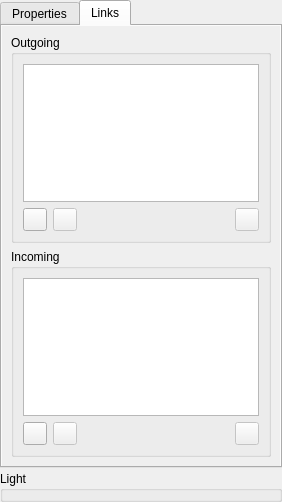
First picture: the form in src/Editor/WorldEditor/WModifyTab.ui, repository AxioDL/PrimeWorldEditor, before the edit.
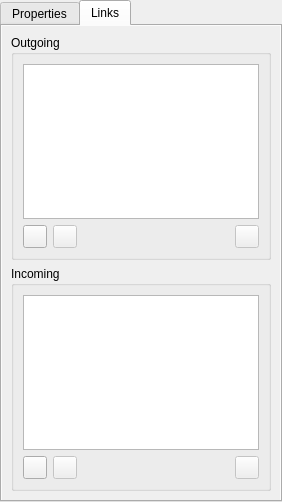
Second picture: the form after the edit. The open tabs and pages were chosen to show the change. Icons and pictures are not drawn. Custom widgets are drawn as their Qt base class.

```diff
--- a/src/Editor/WorldEditor/WModifyTab.ui
+++ b/src/Editor/WorldEditor/WModifyTab.ui
@@ -108,7 +108,7 @@
             <x>0</x>
             <y>0</y>
             <width>278</width>
-            <height>442</height>
+            <height>475</height>
            </rect>
           </property>
           <layout class="QVBoxLayout" name="verticalLayout">
@@ -369,13 +369,6 @@
      </widget>
     </widget>
    </item>
-   <item>
-    <widget class="QGroupBox" name="LightGroupBox">
-     <property name="title">
-      <string>Light</string>
-     </property>
-    </widget>
-   </item>
   </layout>
  </widget>
  <customwidgets>
```
